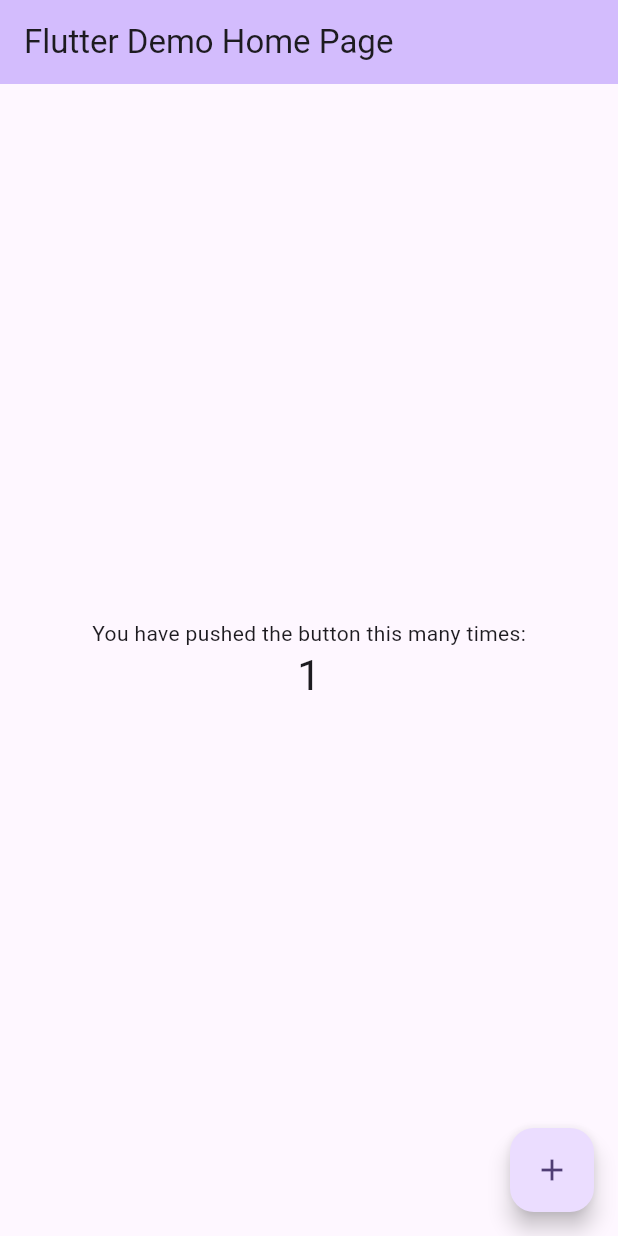
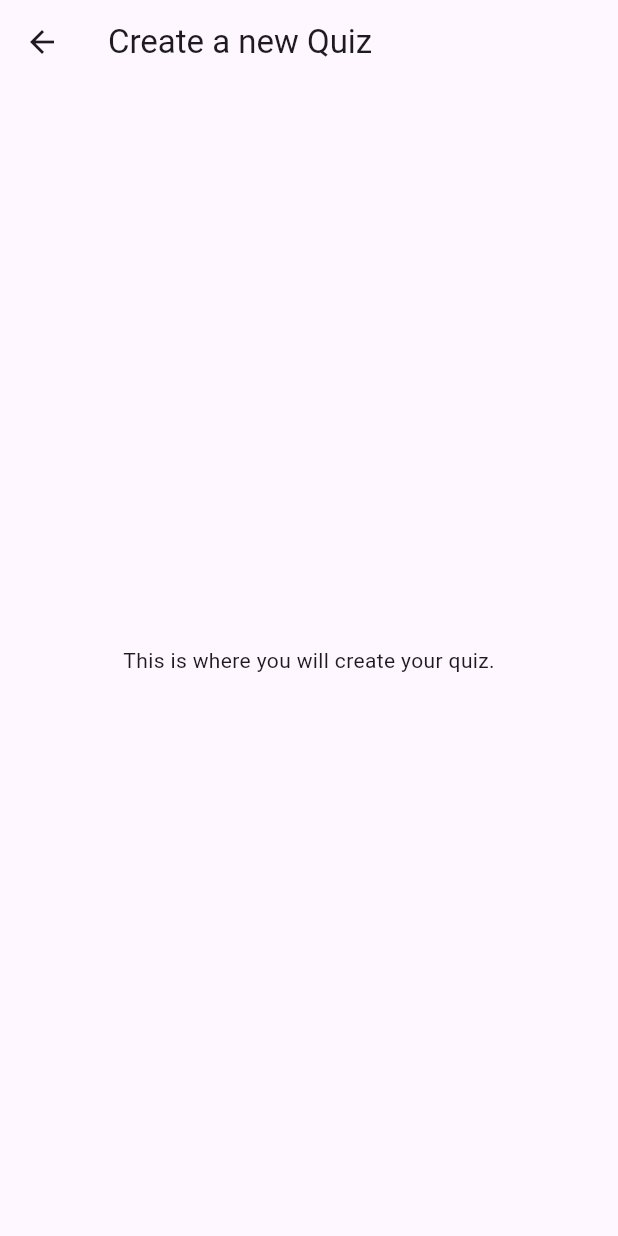
Before and after one commit to could-ai/019a528c-0b2c-7c83-bd56-7da020e9c5c4, a Flutter app: the screen it shows after launch, after a tap on the "add" icon, on a phone screen of 412 x 824 dp. Run offline on Flutter 3.47's test engine with Material 3 defaults, Android fonts, the phone set to English and light mode, and no system bars.

Commit message:
I have replaced the default counter application with a new root widget, `QuizApp`, which sets up the `MaterialApp` for our quiz application. The home screen is now set to `HomeScreen`, providing a clean starting point for the quiz maker. This change establishes the basic structure and theme for the app.; I've created the `HomeScreen`, which will serve as the main screen of the application. It features an `AppBar` with the title 'My Quizzes' and a welcoming message in the center. I've also added a `FloatingActionButton` with a '+' icon that, when pressed, navigates the user to the `CreateQuizScreen`, enabling them to start creating a new quiz.; This new file contains the `CreateQuizScreen`, which is a placeholder screen for where users will eventually create their quizzes. It includes a basic `Scaffold` with an `AppBar` titled 'Create a new Quiz' and a centered text message. This screen is accessible from the `HomeScreen`'s floating action button.; I have defined the `Quiz` data model in this file. This class will hold the structure for a quiz, containing a `title` and a list of `Question` objects. This model is essential for organizing and managing quiz data throughout the application.; Here, I've created the `Question` data model. This class represents a single question within a quiz, including the `questionText`, a list of `options`, and the `correctAnswerIndex`. This structured model will be used in the `Quiz` model to build up a complete quiz.

```diff
--- a/usr/lib/main.dart
+++ b/usr/lib/main.dart
@@ -1,120 +1,23 @@
 import 'package:flutter/material.dart';
+import 'package:couldai_user_app/screens/home_screen.dart';
 
 void main() {
-  runApp(const MyApp());
+  runApp(const QuizApp());
 }
 
-class MyApp extends StatelessWidget {
-  const MyApp({super.key});
+class QuizApp extends StatelessWidget {
+  const QuizApp({super.key});
 
-  // This widget is the root of your application.
   @override
   Widget build(BuildContext context) {
     return MaterialApp(
-      title: 'Flutter Demo',
+      title: 'Quiz Maker',
       debugShowCheckedModeBanner: false,
       theme: ThemeData(
-        // This is the theme of your application.
-        //
-        // TRY THIS: Try running your application with "flutter run". You'll see
-        // the application has a purple toolbar. Then, without quitting the app,
-        // try changing the seedColor in the colorScheme below to Colors.green
-        // and then invoke "hot reload" (save your changes or press the "hot
-        // reload" button in a Flutter-supported IDE, or press "r" if you used
-        // the command line to start the app).
-        //
-        // Notice that the counter didn't reset back to zero; the application
-        // state is not lost during the reload. To reset the state, use hot
-        // restart instead.
-        //
-        // This works for code too, not just values: Most code changes can be
-        // tested with just a hot reload.
         colorScheme: ColorScheme.fromSeed(seedColor: Colors.deepPurple),
+        useMaterial3: true,
       ),
-      home: const MyHomePage(title: 'Flutter Demo Home Page'),
+      home: const HomeScreen(),
     );
   }
 }
-
-class MyHomePage extends StatefulWidget {
-  const MyHomePage({super.key, required this.title});
-
-  // This widget is the home page of your application. It is stateful, meaning
-  // that it has a State object (defined below) that contains fields that affect
-  // how it looks.
-
-  // This class is the configuration for the state. It holds the values (in this
-  // case the title) provided by the parent (in this case the App widget) and
-  // used by the build method of the State. Fields in a Widget subclass are
-  // always marked "final".
-
-  final String title;
-
-  @override
-  State<MyHomePage> createState() => _MyHomePageState();
-}
-
-class _MyHomePageState extends State<MyHomePage> {
-  int _counter = 0;
-
-  void _incrementCounter() {
-    setState(() {
-      // This call to setState tells the Flutter framework that something has
-      // changed in this State, which causes it to rerun the build method below
-      // so that the display can reflect the updated values. If we changed
-      // _counter without calling setState(), then the build method would not be
-      // called again, and so nothing would appear to happen.
-      _counter++;
-    });
-  }
-
-  @override
-  Widget build(BuildContext context) {
-    // This method is rerun every time setState is called, for instance as done
-    // by the _incrementCounter method above.
-    //
-    // The Flutter framework has been optimized to make rerunning build methods
-    // fast, so that you can just rebuild anything that needs updating rather
-    // than having to individually change instances of widgets.
-    return Scaffold(
-      appBar: AppBar(
-        // TRY THIS: Try changing the color here to a specific color (to
-        // Colors.amber, perhaps?) and trigger a hot reload to see the AppBar
-        // change color while the other colors stay the same.
-        backgroundColor: Theme.of(context).colorScheme.inversePrimary,
-        // Here we take the value from the MyHomePage object that was created by
-        // the App.build method, and use it to set our appbar title.
-        title: Text(widget.title),
-      ),
-      body: Center(
-        // Center is a layout widget. It takes a single child and positions it
-        // in the middle of the parent.
-        child: Column(
-          // Column is also a layout widget. It takes a list of children and
-          // arranges them vertically. By default, it sizes itself to fit its
-          // children horizontally, and tries to be as tall as its parent.
-          //
-          // Column has various properties to control how it sizes itself and
-          // how it positions its children. Here we use mainAxisAlignment to
-          // center the children vertically; the main axis here is the vertical
-          // axis because Columns are vertical (the cross axis would be
-          // horizontal).
-          //
-          // TRY THIS: Invoke "debug painting" (choose the "Toggle Debug Paint"
-          // action in the IDE, or press "p" in the console), to see the
-          // wireframe for each widget.
-          mainAxisAlignment: MainAxisAlignment.center,
-          children: <Widget>[
-            const Text('You have pushed the button this many times:'),
-            Text('$_counter', style: Theme.of(context).textTheme.headlineMedium),
-          ],
-        ),
-      ),
-      floatingActionButton: FloatingActionButton(
-        onPressed: _incrementCounter,
-        tooltip: 'Increment',
-        child: const Icon(Icons.add),
-      ), // This trailing comma makes auto-formatting nicer for build methods.
-    );
-  }
-}
--- /dev/null
+++ b/usr/lib/models/question_model.dart
@@ -0,0 +1,11 @@
+class Question {
+  final String questionText;
+  final List<String> options;
+  final int correctAnswerIndex;
+
+  Question({
+    required this.questionText,
+    required this.options,
+    required this.correctAnswerIndex,
+  });
+}
--- /dev/null
+++ b/usr/lib/models/quiz_model.dart
@@ -0,0 +1,11 @@
+import 'package:couldai_user_app/models/question_model.dart';
+
+class Quiz {
+  final String title;
+  final List<Question> questions;
+
+  Quiz({
+    required this.title,
+    required this.questions,
+  });
+}
--- /dev/null
+++ b/usr/lib/screens/create_quiz_screen.dart
@@ -0,0 +1,22 @@
+import 'package:flutter/material.dart';
+
+class CreateQuizScreen extends StatefulWidget {
+  const CreateQuizScreen({super.key});
+
+  @override
+  State<CreateQuizScreen> createState() => _CreateQuizScreenState();
+}
+
+class _CreateQuizScreenState extends State<CreateQuizScreen> {
+  @override
+  Widget build(BuildContext context) {
+    return Scaffold(
+      appBar: AppBar(
+        title: const Text('Create a new Quiz'),
+      ),
+      body: const Center(
+        child: Text('This is where you will create your quiz.'),
+      ),
+    );
+  }
+}
--- /dev/null
+++ b/usr/lib/screens/home_screen.dart
@@ -0,0 +1,33 @@
+import 'package:flutter/material.dart';
+import 'package:couldai_user_app/screens/create_quiz_screen.dart';
+
+class HomeScreen extends StatefulWidget {
+  const HomeScreen({super.key});
+
+  @override
+  State<HomeScreen> createState() => _HomeScreenState();
+}
+
+class _HomeScreenState extends State<HomeScreen> {
+  @override
+  Widget build(BuildContext context) {
+    return Scaffold(
+      appBar: AppBar(
+        title: const Text('My Quizzes'),
+        backgroundColor: Theme.of(context).colorScheme.inversePrimary,
+      ),
+      body: const Center(
+        child: Text('No quizzes yet. Tap + to create one!'),
+      ),
+      floatingActionButton: FloatingActionButton(
+        onPressed: () {
+          Navigator.of(context).push(
+            MaterialPageRoute(builder: (context) => const CreateQuizScreen()),
+          );
+        },
+        tooltip: 'Create Quiz',
+        child: const Icon(Icons.add),
+      ),
+    );
+  }
+}
```
